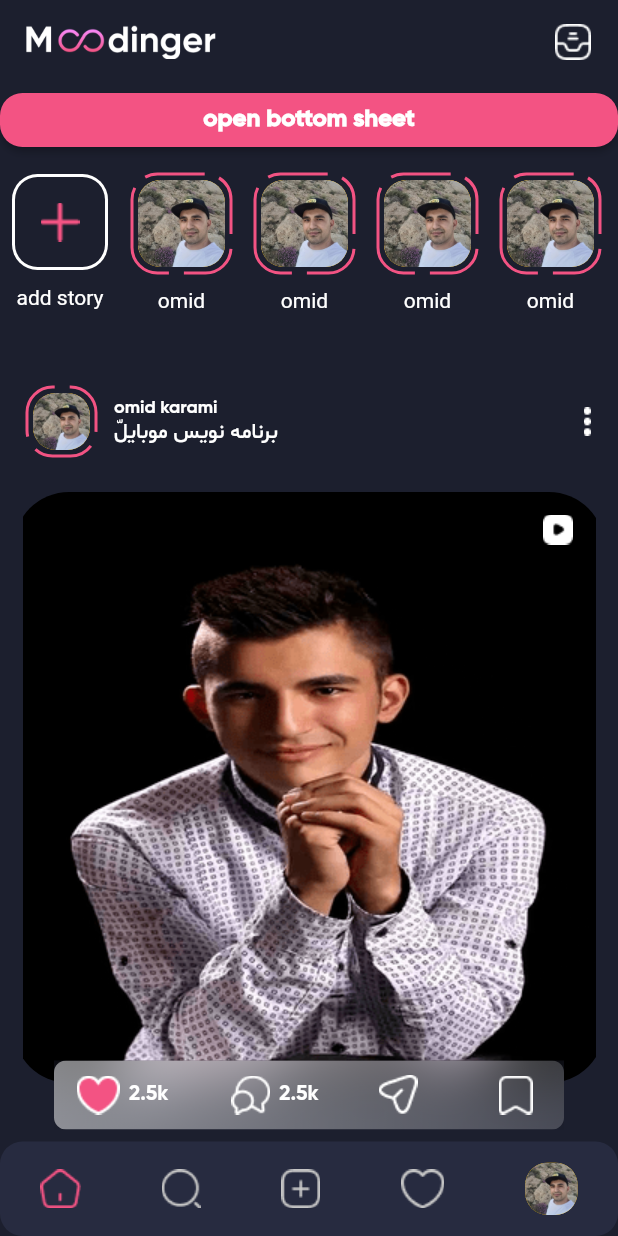
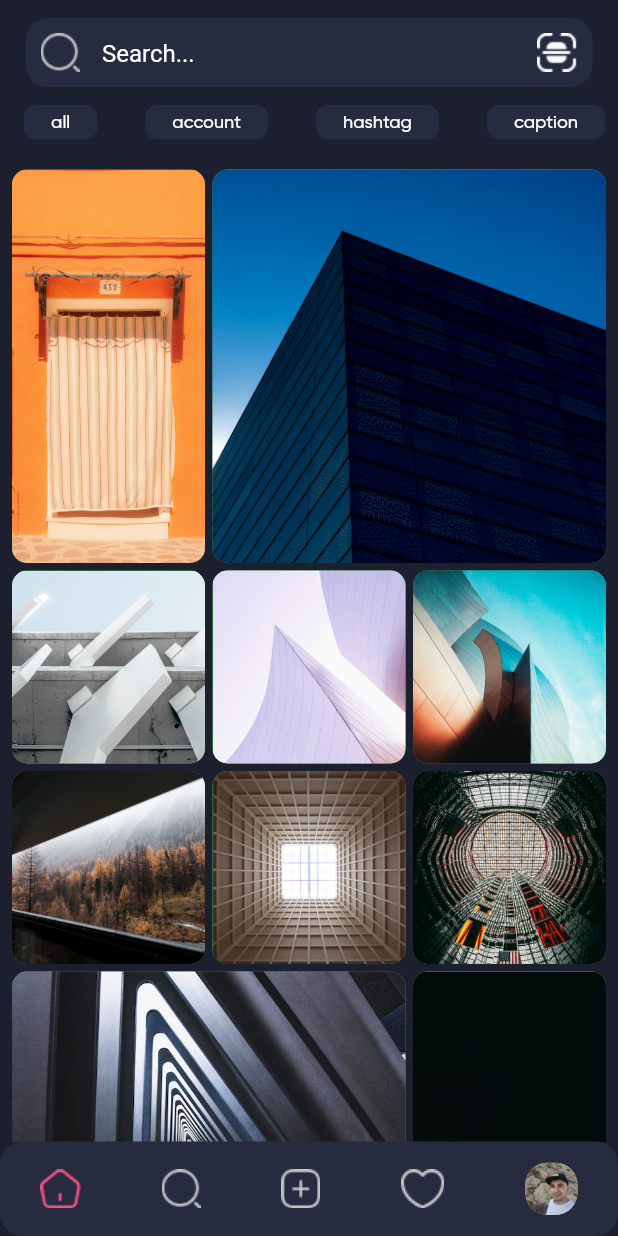
Before and after one commit to omidkarami77/Instagram, a Flutter app: the screen it shows after launch, on a phone screen of 412 x 824 dp. Run offline on Flutter 3.47's test engine with Material 2 defaults, Android fonts, the phone set to English and light mode, and no system bars; drawn by our look-alikes of dotted_border.

Commit message:
search page finished

```diff
--- a/lib/main.dart
+++ b/lib/main.dart
@@ -1,6 +1,7 @@
 import 'package:flutter/material.dart';
 import 'package:instagram/login.dart';
 import 'package:instagram/screens/home_screens.dart';
+import 'package:instagram/screens/search_screen.dart';
 
 void main() {
   runApp(Application());
@@ -31,7 +32,7 @@ class Application extends StatelessWidget {
         ),
       ),
       debugShowCheckedModeBanner: false,
-      home: HomeScreen(),
+      home: SearchScreen(),
     );
   }
 }
--- a/lib/screens/home_screens.dart
+++ b/lib/screens/home_screens.dart
@@ -106,8 +106,7 @@ class _HomeScreenState extends State<HomeScreen> {
               topLeft: Radius.circular(15),
               bottomLeft: Radius.circular(15)),
         ),
-          child:
-              Row(mainAxisAlignment: MainAxisAlignment.spaceAround, children: [
+        child: Row(mainAxisAlignment: MainAxisAlignment.spaceAround, children: [
           Image.asset("images/icon_home.png"),
           Image.asset("images/icon_search.png"),
           Image.asset("images/icon_add.png"),
@@ -122,7 +121,8 @@ class _HomeScreenState extends State<HomeScreen> {
             ),
           ),
         ]),
-        ));
+      ),
+    );
   }
 
   Widget getListStory() {
--- /dev/null
+++ b/lib/screens/search_screen.dart
@@ -0,0 +1,173 @@
+import 'package:flutter/material.dart';
+import 'package:flutter_staggered_grid_view/flutter_staggered_grid_view.dart';
+
+class SearchScreen extends StatelessWidget {
+  const SearchScreen({super.key});
+
+  @override
+  Widget build(BuildContext context) {
+    return Scaffold(
+      backgroundColor: Color(0xff1C1F2E),
+      body: SafeArea(
+          child: CustomScrollView(
+        slivers: [
+          SliverToBoxAdapter(
+            child: getContent(),
+          ),
+          SliverPadding(
+            padding: EdgeInsets.symmetric(horizontal: 8),
+            sliver: SliverGrid(
+              delegate: SliverChildBuilderDelegate(
+                (context, index) {
+                  return Container(
+                    decoration: BoxDecoration(
+                        color: Colors.green,
+                        borderRadius: BorderRadius.all(Radius.circular(10))),
+                    child: ClipRRect(
+                      borderRadius: BorderRadius.all(Radius.circular(10)),
+                      child: FittedBox(
+                          fit: BoxFit.cover,
+                          child: Image.asset("images/item$index.png")),
+                    ),
+                  );
+                },
+                childCount: 10,
+              ),
+              gridDelegate: SliverQuiltedGridDelegate(
+                crossAxisCount: 3,
+                mainAxisSpacing: 5,
+                crossAxisSpacing: 5,
+                repeatPattern: QuiltedGridRepeatPattern.inverted,
+                pattern: [
+                  QuiltedGridTile(2, 1),
+                  QuiltedGridTile(2, 2),
+                  QuiltedGridTile(1, 1),
+                  QuiltedGridTile(1, 1),
+                  QuiltedGridTile(1, 1)
+                ],
+              ),
+            ),
+          ),
+        ],
+      )),
+      bottomNavigationBar: Container(
+        height: 63,
+        width: 428,
+        decoration: BoxDecoration(
+          color: Color(0xff272B40),
+          borderRadius: const BorderRadius.only(
+              bottomRight: Radius.circular(15),
+              topRight: Radius.circular(15),
+              topLeft: Radius.circular(15),
+              bottomLeft: Radius.circular(15)),
+        ),
+        child: Row(mainAxisAlignment: MainAxisAlignment.spaceAround, children: [
+          Image.asset("images/icon_home.png"),
+          Image.asset("images/icon_search.png"),
+          Image.asset("images/icon_add.png"),
+          Image.asset("images/heart.png"),
+          ClipRRect(
+            borderRadius: BorderRadius.all(Radius.circular(15)),
+            child: Container(
+              height: 35,
+              width: 35,
+              color: Colors.amber,
+              child: Image.asset('images/omid.jpeg'),
+            ),
+          ),
+        ]),
+      ),
+    );
+  }
+
+  Widget getContent() {
+    return Column(
+      children: [
+        Padding(
+          padding: EdgeInsets.symmetric(horizontal: 17, vertical: 12),
+          child: Container(
+            height: 46,
+            decoration: BoxDecoration(
+              borderRadius: BorderRadius.all(Radius.circular(15)),
+              color: Color(0xff272B40),
+            ),
+            child: Padding(
+              padding: EdgeInsets.symmetric(horizontal: 10),
+              child: Row(
+                children: [
+                  Padding(
+                      padding: EdgeInsets.only(top: 10, bottom: 10),
+                      child: Image.asset('images/icon_search.png')),
+                  SizedBox(
+                    width: 15,
+                  ),
+                  Expanded(
+                    child: TextField(
+                      decoration: InputDecoration(
+                        hintText: 'Search...',
+                        hintStyle: TextStyle(color: Colors.white),
+                        enabledBorder: InputBorder.none,
+                        focusedBorder: InputBorder.none,
+                      ),
+                    ),
+                  ),
+                  SizedBox(
+                    width: 15,
+                  ),
+                  Padding(
+                      padding: EdgeInsets.only(top: 10, bottom: 10),
+                      child: Image.asset('images/iconsea.png')),
+                ],
+              ),
+            ),
+          ),
+        ),
+        getListText(),
+      ],
+    );
+  }
+
+  Widget getListText() {
+    List<String> kalameh = [
+      'all',
+      'account',
+      'hashtag',
+      'caption',
+      'story',
+      'comment',
+      'lifestyle',
+      'gym',
+      'wwe',
+    ];
+    return Container(
+      height: 23,
+      margin: EdgeInsets.only(
+        bottom: 20,
+      ),
+      child: ListView.builder(
+          itemCount: kalameh.length,
+          scrollDirection: Axis.horizontal,
+          itemBuilder: (context, index) {
+            return Container(
+              margin: EdgeInsets.only(left: 16, right: 16),
+              decoration: BoxDecoration(
+                borderRadius: BorderRadius.all(Radius.circular(8)),
+                color: Color(0xff272B40),
+              ),
+              child: Center(
+                  child: Padding(
+                padding: EdgeInsets.symmetric(horizontal: 18, vertical: 4),
+                child: Text(
+                  "${kalameh[index]}",
+                  style: TextStyle(
+                    color: Colors.white,
+                    fontSize: 12,
+                    fontFamily: 'GM',
+                  ),
+                ),
+              )),
+            );
+          }),
+    );
+  }
+}
--- a/lib/screens/share_bottom_sheet.dart
+++ b/lib/screens/share_bottom_sheet.dart
@@ -15,28 +15,17 @@ class ShareBottomSheet extends StatelessWidget {
         child: Container(
           color: Color.fromRGBO(255, 255, 255, 0.20),
           padding: EdgeInsets.symmetric(horizontal: 40),
-          child: _getContent(),
+          child: _getContent(context),
         ),
       ),
     );
   }
 
-  Widget _getContent() {
-    // return GridView.builder(
-    //     controller: controller,
-    //     itemCount: 100,
-    //     gridDelegate: SliverGridDelegateWithFixedCrossAxisCount(
-    //       crossAxisSpacing: 20,
-    //       mainAxisSpacing: 20,
-    //       crossAxisCount: 4,
-    //     ),
-    //     itemBuilder: (BuildContext context, index) {
-    //       return Container(
-    //         color: Colors.red,
-    //       );
-    //     });
-
-    return CustomScrollView(
+  Widget _getContent(BuildContext context) {
+    return Stack(
+      alignment: Alignment.bottomCenter,
+      children: [
+        CustomScrollView(
           controller: controller,
           slivers: [
             SliverToBoxAdapter(
@@ -88,7 +77,8 @@ class ShareBottomSheet extends StatelessWidget {
                                 enabledBorder: InputBorder.none,
                                 focusedBorder: InputBorder.none,
                               ),
-                      )),
+                            ),
+                          ),
                         ],
                       ),
                     ),
@@ -108,7 +98,23 @@ class ShareBottomSheet extends StatelessWidget {
                   crossAxisCount: 4,
                   crossAxisSpacing: 20,
                   mainAxisSpacing: 10),
-        )
+            ),
+            SliverPadding(padding: EdgeInsets.only(top: 50))
+          ],
+        ),
+        Positioned(
+          bottom: 47,
+          child: ElevatedButton(
+            onPressed: () {},
+            child: Padding(
+              padding: EdgeInsets.symmetric(horizontal: 45, vertical: 13),
+              child: Text(
+                'send',
+                style: TextStyle(fontFamily: 'GB', fontSize: 16),
+              ),
+            ),
+          ),
+        ),
       ],
     );
   }
--- a/pubspec.yaml
+++ b/pubspec.yaml
@@ -30,6 +30,7 @@ dependencies:
   flutter:
     sdk: flutter
   dotted_border: ^2.0.0+2
+  flutter_staggered_grid_view: ^0.6.2
 
 
   # The following adds the Cupertino Icons font to your application.
```
Also changed, not shown: images/iconsea.png (added), images/item0.png (added), images/item1.png (added), images/item2.png (added), images/item3.png (added), images/item4.png (added), images/item5.png (added), images/item6.png (added), images/item7.png (added), images/item8.png (added), images/item9.png (added), lib/screens/bottom_navigation.dart (added), pubspec.lock, search.png (added). Lines whose indentation alone changed are shown as unchanged.
